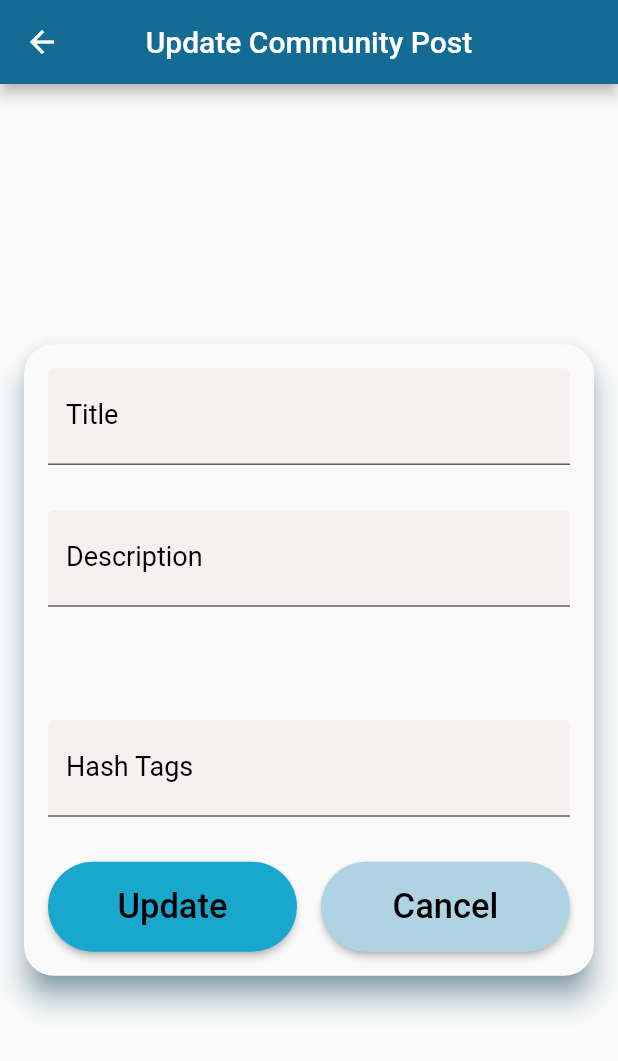
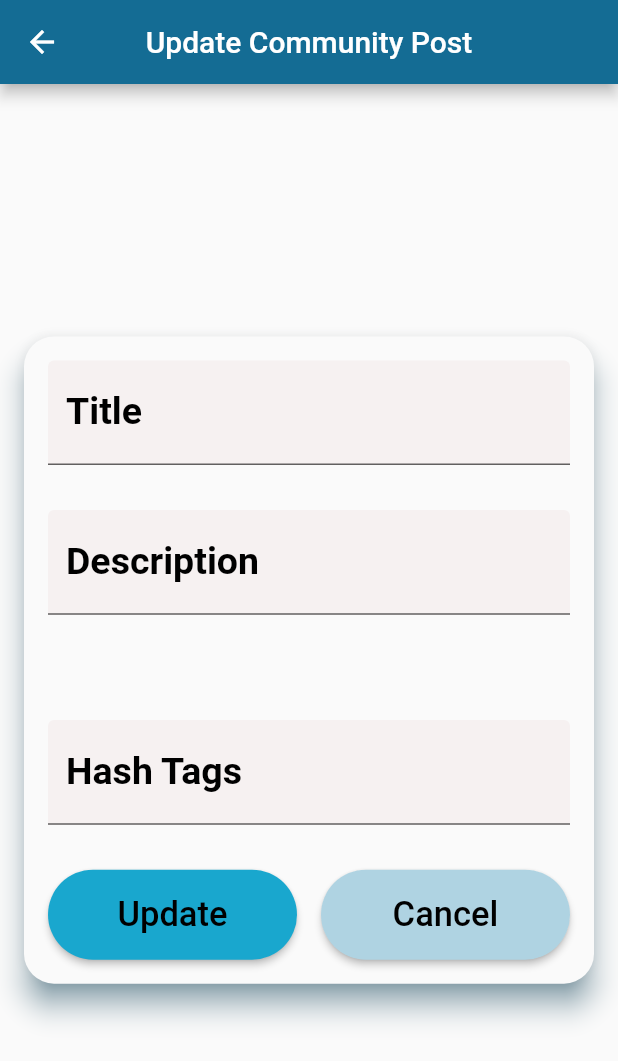
Before and after one commit to Harish3000/shades-app-flutter-project, a Flutter app: the UpdateCommunityPost screen opened directly with empty values, on a phone screen of 412 x 824 dp. Shown: the top 1061 px of the screen. Run offline on Flutter 3.47's test engine with Material 2 defaults, Android fonts, the phone set to English and light mode, and no system bars; our stand-ins replace cloud_firestore, firebase_auth, firebase_core, flutter_rating_bar; accounts and stored records are empty.

Commit message:
Update UpdateCommunityPost.dart

```diff
--- a/shades/lib/features/community_mgt/UpdateCommunityPost.dart
+++ b/shades/lib/features/community_mgt/UpdateCommunityPost.dart
@@ -81,11 +81,11 @@
                     TextFormField(
                       controller: _titleController,
                       decoration: InputDecoration(
-                        labelText: 'Title',
-                        labelStyle:
-                            TextStyle(fontSize: 18, color: Colors.black),
-                        hintText: 'Enter title',
-                        hintStyle: TextStyle(fontSize: 18, color: Colors.black),
+                        labelText: 'Title', // Label Title for Title Field
+                        labelStyle: TextStyle(
+                            fontSize: 25,
+                            color: Colors.black,
+                            fontWeight: FontWeight.bold),
                         fillColor: Color(0xFFF6F1F1), // User input field color
                         filled: true,
                       ),
@@ -104,12 +104,13 @@
                         controller: _descriptionController,
                         maxLines: null,
                         decoration: InputDecoration(
-                          labelText: 'Description',
-                          labelStyle:
-                              TextStyle(fontSize: 18, color: Colors.black),
-                          hintText: 'Enter description',
-                          hintStyle:
-                              TextStyle(fontSize: 18, color: Colors.black),
+                          labelText:
+                              'Description', // Label Title for Description Field
+                          labelStyle: TextStyle(
+                              fontSize: 25,
+                              color: Colors.black,
+                              fontWeight: FontWeight.bold),
+
                           fillColor:
                               Color(0xFFF6F1F1), // User input field color
                           filled: true,
@@ -127,11 +128,12 @@
                     TextFormField(
                       controller: _hashtagsController,
                       decoration: InputDecoration(
-                        labelText: 'Hash Tags',
-                        labelStyle:
-                            TextStyle(fontSize: 18, color: Colors.black),
-                        hintText: 'Enter hashtags',
-                        hintStyle: TextStyle(fontSize: 18, color: Colors.black),
+                        labelText:
+                            'Hash Tags', // Label Title for Hash Tags Field
+                        labelStyle: TextStyle(
+                            fontSize: 25,
+                            color: Colors.black,
+                            fontWeight: FontWeight.bold),
                         fillColor: Color(0xFFF6F1F1), // User input field color
                         filled: true,
                       ),
```
